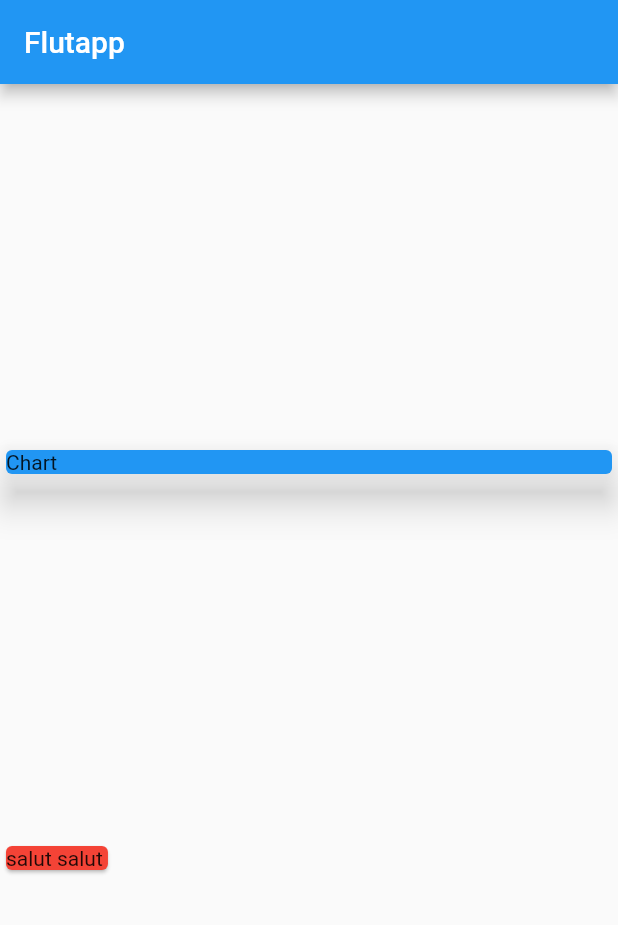
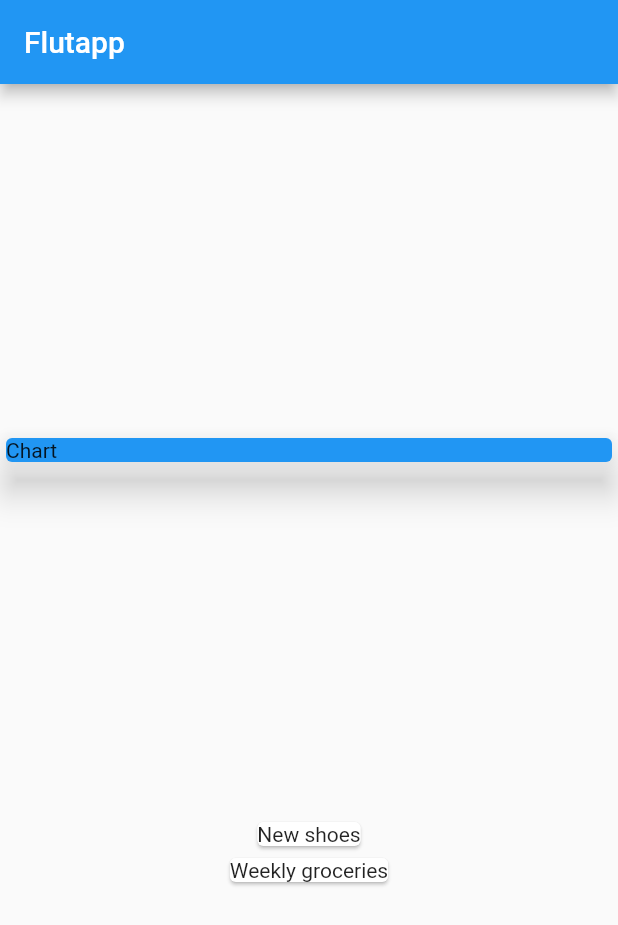
Before and after one commit to Modaouche/PersonnalExpansesApp, a Flutter app: the screen it shows after launch, on a phone screen of 412 x 824 dp. Shown: the top 925 px of the screen. Run offline on Flutter 3.47's test engine with Material 2 defaults, Android fonts, the phone set to English and light mode, and no system bars.

Commit message:
main and cross axis widget, also we create a class which will contain all our transactions informations

```diff
--- a/lib/main.dart
+++ b/lib/main.dart
@@ -1,4 +1,5 @@
 import 'package:flutter/material.dart';
+import './transaction.dart';
 
 void main() {
   runApp(MyApp());
@@ -16,6 +17,19 @@ class MyApp extends StatelessWidget {
 }
 
 class MyHomePage extends StatelessWidget {
+  final List<Transaction> transactions = [
+    Transaction(
+        id: '202012311555',
+        title: 'New shoes',
+        amount: 20.99,
+        date: DateTime.now()),
+    Transaction(
+        id: '202012311559',
+        title: 'Weekly groceries',
+        amount: 32.45,
+        date: DateTime.now()),
+  ];
+
   @override
   Widget build(BuildContext context) {
     return Scaffold(
@@ -24,7 +38,7 @@ class MyHomePage extends StatelessWidget {
       ),
       body: Column(
           mainAxisAlignment: MainAxisAlignment.spaceEvenly,
-          crossAxisAlignment: CrossAxisAlignment.start,
+          crossAxisAlignment: CrossAxisAlignment.center,
           children: <Widget>[
             Container(
               width: double.infinity,
@@ -34,7 +48,13 @@ class MyHomePage extends StatelessWidget {
                 child: Text("Chart"),
               ),
             ),
-            Card(color: Colors.red, child: Text("salut salut "))
+            Column(
+              children: transactions.map((tx) {
+                return Card(
+                  child: Text(tx.title),
+                );
+              }).toList(),
+            ),
           ]),
     );
   }
--- /dev/null
+++ b/lib/transaction.dart
@@ -0,0 +1,14 @@
+import 'package:flutter/foundation.dart';
+
+class Transaction {
+  String id;
+  String title;
+  double amount;
+  DateTime date;
+
+  Transaction(
+      {@required this.id,
+      @required this.title,
+      @required this.amount,
+      @required this.date});
+}
```
